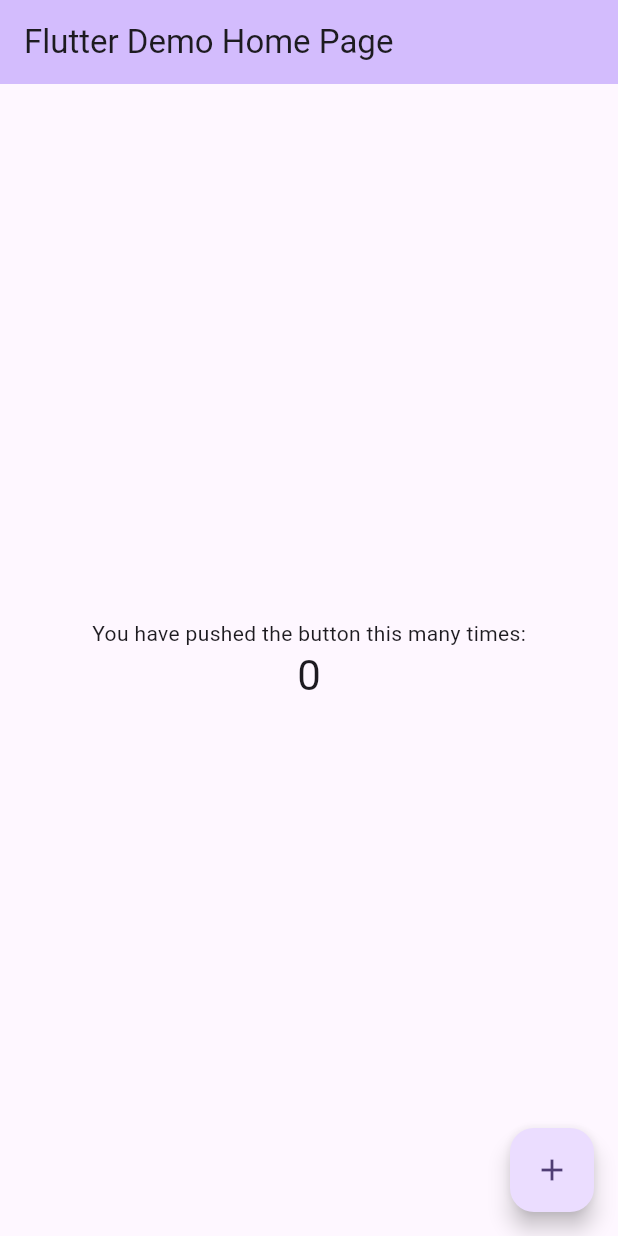
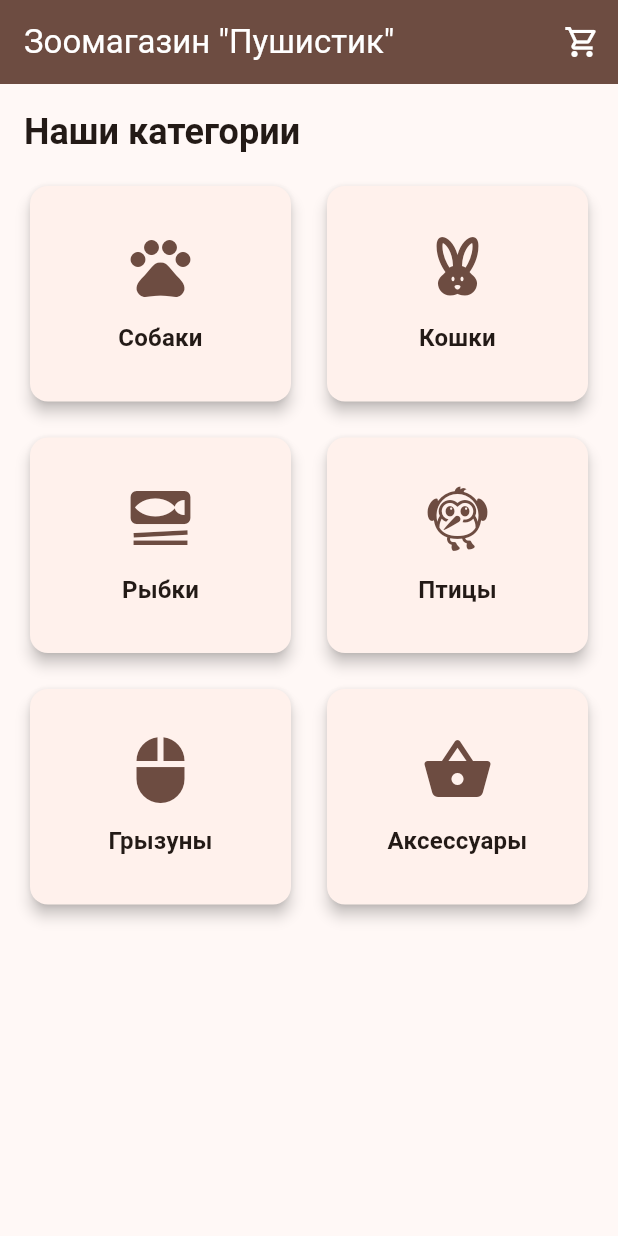
Before and after one commit to ali2107-ss/pet_store_mobile, a Flutter app: the screen it shows after launch, on a phone screen of 412 x 824 dp. Run offline on Flutter 3.47's test engine with Material 3 defaults, Android fonts, the light colour scheme and no system bars.

Commit message:
feat: implement HomeScreen with category display and update app theme

```diff
--- a/pet_store_mobile/lib/main.dart
+++ b/pet_store_mobile/lib/main.dart
@@ -1,4 +1,22 @@
 import 'package:flutter/material.dart';
+
+// --- 1. Создаем простую модель данных для категорий ---
+class PetCategory {
+  final String name;
+  final IconData icon;
+
+  const PetCategory({required this.name, required this.icon});
+}
+
+// --- 2. Список наших категорий ---
+final List<PetCategory> categories = [
+  const PetCategory(name: 'Собаки', icon: Icons.pets),
+  const PetCategory(name: 'Кошки', icon: Icons.cruelty_free),
+  const PetCategory(name: 'Рыбки', icon: Icons.set_meal),
+  const PetCategory(name: 'Птицы', icon: Icons.flutter_dash),
+  const PetCategory(name: 'Грызуны', icon: Icons.mouse),
+  const PetCategory(name: 'Аксессуары', icon: Icons.shopping_basket),
+];
 
 void main() {
   runApp(const MyApp());
@@ -7,115 +25,131 @@ void main() {
 class MyApp extends StatelessWidget {
   const MyApp({super.key});
 
-  // This widget is the root of your application.
   @override
   Widget build(BuildContext context) {
     return MaterialApp(
-      title: 'Flutter Demo',
+      title: 'Pet Store',
       theme: ThemeData(
-        // This is the theme of your application.
-        //
-        // TRY THIS: Try running your application with "flutter run". You'll see
-        // the application has a purple toolbar. Then, without quitting the app,
-        // try changing the seedColor in the colorScheme below to Colors.green
-        // and then invoke "hot reload" (save your changes or press the "hot
-        // reload" button in a Flutter-supported IDE, or press "r" if you used
-        // the command line to start the app).
-        //
-        // Notice that the counter didn't reset back to zero; the application
-        // state is not lost during the reload. To reset the state, use hot
-        // restart instead.
-        //
-        // This works for code too, not just values: Most code changes can be
-        // tested with just a hot reload.
-        colorScheme: .fromSeed(seedColor: Colors.deepPurple),
+        // --- 3. Обновляем тему для более приятного вида ---
+        colorScheme: ColorScheme.fromSeed(
+          seedColor: Colors.brown,
+          primary: Colors.brown[600],
+          secondary: Colors.amber[700],
+          background: Colors.grey[100],
+        ),
+        useMaterial3: true,
+        appBarTheme: AppBarTheme(
+          backgroundColor: Colors.brown[600],
+          foregroundColor: Colors.white,
+        ),
+        cardTheme: CardTheme(
+          elevation: 4,
+          shape: RoundedRectangleBorder(
+            borderRadius: BorderRadius.circular(12),
+          ),
+        ),
       ),
-      home: const MyHomePage(title: 'Flutter Demo Home Page'),
+      home: const HomeScreen(), // --- 4. Меняем стартовый экран ---
     );
   }
 }
 
-class MyHomePage extends StatefulWidget {
-  const MyHomePage({super.key, required this.title});
-
-  // This widget is the home page of your application. It is stateful, meaning
-  // that it has a State object (defined below) that contains fields that affect
-  // how it looks.
-
-  // This class is the configuration for the state. It holds the values (in this
-  // case the title) provided by the parent (in this case the App widget) and
-  // used by the build method of the State. Fields in a Widget subclass are
-  // always marked "final".
-
-  final String title;
-
-  @override
-  State<MyHomePage> createState() => _MyHomePageState();
-}
-
-class _MyHomePageState extends State<MyHomePage> {
-  int _counter = 0;
-
-  void _incrementCounter() {
-    setState(() {
-      // This call to setState tells the Flutter framework that something has
-      // changed in this State, which causes it to rerun the build method below
-      // so that the display can reflect the updated values. If we changed
-      // _counter without calling setState(), then the build method would not be
-      // called again, and so nothing would appear to happen.
-      _counter++;
-    });
-  }
+// --- 5. Новый главный экран ---
+class HomeScreen extends StatelessWidget {
+  const HomeScreen({super.key});
 
   @override
   Widget build(BuildContext context) {
-    // This method is rerun every time setState is called, for instance as done
-    // by the _incrementCounter method above.
-    //
-    // The Flutter framework has been optimized to make rerunning build methods
-    // fast, so that you can just rebuild anything that needs updating rather
-    // than having to individually change instances of widgets.
     return Scaffold(
       appBar: AppBar(
-        // TRY THIS: Try changing the color here to a specific color (to
-        // Colors.amber, perhaps?) and trigger a hot reload to see the AppBar
-        // change color while the other colors stay the same.
-        backgroundColor: Theme.of(context).colorScheme.inversePrimary,
-        // Here we take the value from the MyHomePage object that was created by
-        // the App.build method, and use it to set our appbar title.
-        title: Text(widget.title),
+        title: const Text('Зоомагазин "Пушистик"'),
+        actions: [
+          IconButton(
+            icon: const Icon(Icons.shopping_cart_outlined),
+            tooltip: 'Корзина',
+            onPressed: () {
+              // TODO: Реализовать переход в корзину
+            },
+          ),
+        ],
       ),
-      body: Center(
-        // Center is a layout widget. It takes a single child and positions it
-        // in the middle of the parent.
+      body: Padding(
+        padding: const EdgeInsets.all(16.0),
         child: Column(
-          // Column is also a layout widget. It takes a list of children and
-          // arranges them vertically. By default, it sizes itself to fit its
-          // children horizontally, and tries to be as tall as its parent.
-          //
-          // Column has various properties to control how it sizes itself and
-          // how it positions its children. Here we use mainAxisAlignment to
-          // center the children vertically; the main axis here is the vertical
-          // axis because Columns are vertical (the cross axis would be
-          // horizontal).
-          //
-          // TRY THIS: Invoke "debug painting" (choose the "Toggle Debug Paint"
-          // action in the IDE, or press "p" in the console), to see the
-          // wireframe for each widget.
-          mainAxisAlignment: .center,
+          crossAxisAlignment: CrossAxisAlignment.start,
           children: [
-            const Text('You have pushed the button this many times:'),
             Text(
-              '$_counter',
-              style: Theme.of(context).textTheme.headlineMedium,
+              'Наши категории',
+              style: Theme.of(context).textTheme.headlineSmall?.copyWith(
+                    fontWeight: FontWeight.bold,
+                  ),
+            ),
+            const SizedBox(height: 16),
+            // --- 6. Используем GridView для отображения разделов ---
+            Expanded(
+              child: GridView.builder(
+                gridDelegate: const SliverGridDelegateWithFixedCrossAxisCount(
+                  crossAxisCount: 2, // Две колонки
+                  crossAxisSpacing: 16,
+                  mainAxisSpacing: 16,
+                  childAspectRatio: 1.2, // Соотношение сторон карточки
+                ),
+                itemCount: categories.length,
+                itemBuilder: (context, index) {
+                  final category = categories[index];
+                  return CategoryCard(category: category);
+                },
+              ),
             ),
           ],
         ),
       ),
-      floatingActionButton: FloatingActionButton(
-        onPressed: _incrementCounter,
-        tooltip: 'Increment',
-        child: const Icon(Icons.add),
+    );
+  }
+}
+
+// --- 7. Отдельный виджет для карточки категории ---
+class CategoryCard extends StatelessWidget {
+  const CategoryCard({
+    super.key,
+    required this.category,
+  });
+
+  final PetCategory category;
+
+  @override
+  Widget build(BuildContext context) {
+    return Card(
+      clipBehavior: Clip.antiAlias, // чтобы InkWell не выходил за скругленные углы
+      child: InkWell(
+        onTap: () {
+          // TODO: Реализовать переход на экран списка товаров для этой категории
+          print('Нажата категория: ${category.name}');
+          ScaffoldMessenger.of(context).showSnackBar(
+            SnackBar(
+              content: Text('Вы выбрали категорию: ${category.name}'),
+              duration: const Duration(seconds: 1),
+            ),
+          );
+        },
+        child: Column(
+          mainAxisAlignment: MainAxisAlignment.center,
+          children: [
+            Icon(
+              category.icon,
+              size: 48,
+              color: Theme.of(context).colorScheme.primary,
+            ),
+            const SizedBox(height: 12),
+            Text(
+              category.name,
+              style: Theme.of(context).textTheme.titleMedium?.copyWith(
+                    fontWeight: FontWeight.bold,
+                  ),
+              textAlign: TextAlign.center,
+            ),
+          ],
+        ),
       ),
     );
   }
```
Also changed, not shown: 1 other file.
